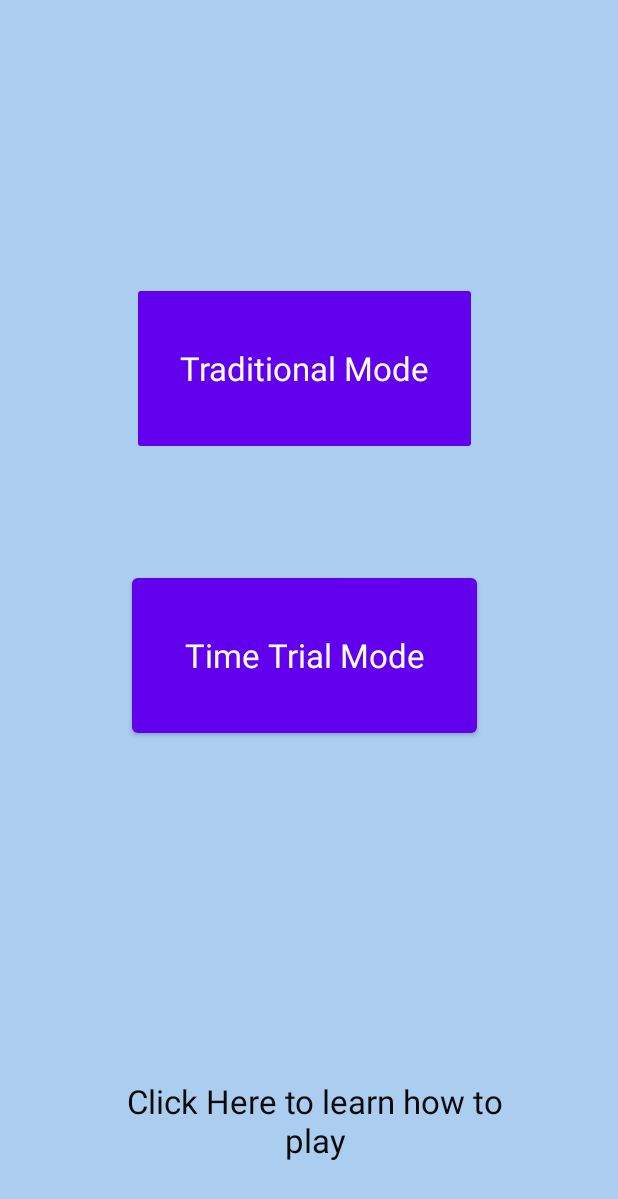
After one commit to steadows/Memory, an Android app: the SubMenu_Single screen opened through its navigation route, on a phone screen of 412 x 824 dp. The commit adds this screen. Shown: the top 1199 px of the screen. Run offline under Robolectric (Android 15) with nearby library versions, the phone set to English and light mode, and no system bars.

Commit message:
Added Screens and removed action bar

```diff
--- a/app/build.gradle
+++ b/app/build.gradle
@@ -25,6 +25,9 @@ android {
         sourceCompatibility JavaVersion.VERSION_1_8
         targetCompatibility JavaVersion.VERSION_1_8
     }
+    buildFeatures {
+        viewBinding true
+    }
 }
 
 dependencies {
@@ -35,6 +38,7 @@ dependencies {
     implementation 'androidx.legacy:legacy-support-v4:1.0.0'
     implementation 'androidx.navigation:navigation-fragment:2.4.0'
     implementation 'androidx.navigation:navigation-ui:2.4.0'
+    implementation 'androidx.navigation:navigation-runtime:2.3.5'
     testImplementation 'junit:junit:4.+'
     androidTestImplementation 'androidx.test.ext:junit:1.1.2'
     androidTestImplementation 'androidx.test.espresso:espresso-core:3.3.0'
--- a/app/src/main/java/com/memory/MainMenuFragment.java
+++ b/app/src/main/java/com/memory/MainMenuFragment.java
@@ -12,6 +12,7 @@ import androidx.navigation.fragment.FragmentKt;
 import android.view.LayoutInflater;
 import android.view.View;
 import android.view.ViewGroup;
+import android.view.Window;
 import android.widget.Button;
 
 /**
@@ -49,7 +50,7 @@ public class MainMenuFragment extends Fragment {
 
 
         playGameButton.setOnClickListener(v ->
-                findNavController(v).navigate(R.id.action_home_to_game));
+                findNavController(v).navigate(R.id.action_mainMenuFragment_to_subMenu_Single));
     }
 
 }
--- /dev/null
+++ b/app/src/main/java/com/memory/SubMenu_Single.java
@@ -0,0 +1,90 @@
+package com.memory;
+
+import static androidx.navigation.Navigation.findNavController;
+
+import android.os.Bundle;
+
+import androidx.fragment.app.Fragment;
+import androidx.navigation.NavController;
+import androidx.navigation.Navigation;
+
+import android.view.LayoutInflater;
+import android.view.View;
+import android.view.ViewGroup;
+import android.widget.Button;
+
+/**
+ * A simple {@link Fragment} subclass.
+ * Use the {@link SubMenu_Single#newInstance} factory method to
+ * create an instance of this fragment.
+ */
+public class SubMenu_Single extends Fragment {
+
+    // TODO: Rename parameter arguments, choose names that match
+    // the fragment initialization parameters, e.g. ARG_ITEM_NUMBER
+    private static final String ARG_PARAM1 = "param1";
+    private static final String ARG_PARAM2 = "param2";
+
+    // TODO: Rename and change types of parameters
+    private String mParam1;
+    private String mParam2;
+
+    Button TraditionalButton;
+    Button instructionButton;
+    NavController navController;
+
+    public SubMenu_Single() {
+        // Required empty public constructor
+    }
+
+    /**
+     * Use this factory method to create a new instance of
+     * this fragment using the provided parameters.
+     *
+     * @param param1 Parameter 1.
+     * @param param2 Parameter 2.
+     * @return A new instance of fragment SubMenu_Single.
+     */
+    // TODO: Rename and change types and number of parameters
+    public static SubMenu_Single newInstance(String param1, String param2) {
+        SubMenu_Single fragment = new SubMenu_Single();
+        Bundle args = new Bundle();
+        args.putString(ARG_PARAM1, param1);
+        args.putString(ARG_PARAM2, param2);
+        fragment.setArguments(args);
+        return fragment;
+    }
+
+    @Override
+    public void onCreate(Bundle savedInstanceState) {
+        super.onCreate(savedInstanceState);
+        if (getArguments() != null) {
+            mParam1 = getArguments().getString(ARG_PARAM1);
+            mParam2 = getArguments().getString(ARG_PARAM2);
+        }
+    }
+
+    @Override
+    public View onCreateView(LayoutInflater inflater, ViewGroup container,
+                             Bundle savedInstanceState) {
+        // Inflate the layout for this fragment
+        return inflater.inflate(R.layout.fragment_sub_menu__single, container, false);
+
+    }
+
+    @Override
+    public void onViewCreated(View view, Bundle savedInstanceState){
+        super.onViewCreated(view, savedInstanceState);
+
+        navController = Navigation.findNavController(view);
+        TraditionalButton = view.findViewById(R.id.Traditional_button);
+        Button instructionButton = view.findViewById(R.id.Instruction_button);
+
+        TraditionalButton.setOnClickListener(v ->
+                findNavController(v).navigate(R.id.action_subMenu_Single_to_gamePlayFragment));
+
+        instructionButton.setOnClickListener((v ->
+                findNavController(v).navigate(R.id.action_subMenu_Single_to_instructionFragment)));
+
+    }
+}
--- /dev/null
+++ b/app/src/main/res/layout/fragment_sub_menu__single.xml
@@ -0,0 +1,51 @@
+<?xml version="1.0" encoding="utf-8"?>
+<androidx.constraintlayout.widget.ConstraintLayout xmlns:android="http://schemas.android.com/apk/res/android"
+    xmlns:app="http://schemas.android.com/apk/res-auto"
+    xmlns:tools="http://schemas.android.com/tools"
+    android:id="@+id/frameLayout"
+    android:layout_width="match_parent"
+    android:layout_height="match_parent"
+    android:background="#abcdef"
+    tools:context=".SubMenu_Single"
+    tools:visibility="visible">
+
+    <Button
+        android:id="@+id/Traditional_button"
+        style="@style/Widget.AppCompat.Button.Colored"
+        android:layout_width="230dp"
+        android:layout_height="115dp"
+        android:layout_marginStart="88dp"
+        android:layout_marginTop="188dp"
+        android:stateListAnimator="@android:anim/bounce_interpolator"
+        android:text="@string/traditional_mode"
+        android:textAppearance="@style/TextAppearance.AppCompat.Large"
+        app:layout_constraintStart_toStartOf="parent"
+        app:layout_constraintTop_toTopOf="parent" />
+
+    <Button
+        android:id="@+id/TimeTrialMode_Button"
+        android:layout_width="230dp"
+        android:layout_height="115dp"
+        android:layout_marginStart="88dp"
+        android:layout_marginTop="76dp"
+        android:text="@string/time_trial_mode"
+        android:textAppearance="@style/TextAppearance.AppCompat.Large"
+        app:layout_constraintStart_toStartOf="parent"
+        app:layout_constraintTop_toBottomOf="@+id/Traditional_button" />
+
+    <Button
+        android:id="@+id/Instruction_button"
+        style="@style/Widget.AppCompat.Button.Borderless"
+        android:layout_width="wrap_content"
+        android:layout_height="wrap_content"
+        android:layout_marginStart="50dp"
+        android:layout_marginEnd="50dp"
+        android:layout_marginBottom="39dp"
+        android:text="@string/click_here_to_learn_how_to_play"
+        android:textAppearance="@style/TextAppearance.AppCompat.Large"
+        android:textColor="#0B0A0A"
+        app:layout_constraintBottom_toBottomOf="parent"
+        app:layout_constraintEnd_toEndOf="parent"
+        app:layout_constraintHorizontal_bias="0.0"
+        app:layout_constraintStart_toStartOf="parent" />
+</androidx.constraintlayout.widget.ConstraintLayout>
--- a/app/src/main/res/navigation/navgraph.xml
+++ b/app/src/main/res/navigation/navgraph.xml
@@ -12,8 +12,12 @@
         tools:layout="@layout/fragment_main_menu">
 
         <action
-            android:id="@+id/action_home_to_game"
-            app:destination="@id/gamePlayFragment" />
+            android:id="@+id/action_mainMenuFragment_to_subMenu_Single"
+            app:destination="@id/subMenu_Single"
+            app:enterAnim="@android:anim/fade_in"
+            app:exitAnim="@android:anim/fade_out"
+            app:popEnterAnim="@android:anim/fade_in"
+            app:popExitAnim="@anim/nav_default_pop_exit_anim" />
 
     </fragment>
 
@@ -22,5 +26,30 @@
         android:name="com.memory.GamePlayFragment"
         android:label="fragment_game_play"
         tools:layout="@layout/fragment_game_play" />
+    <fragment
+        android:id="@+id/subMenu_Single"
+        android:name="com.memory.SubMenu_Single"
+        android:label="fragment_sub_menu__single"
+        tools:layout="@layout/fragment_sub_menu__single" >
+        <action
+            android:id="@+id/action_subMenu_Single_to_gamePlayFragment"
+            app:destination="@id/gamePlayFragment"
+            app:enterAnim="@android:anim/fade_in"
+            app:exitAnim="@android:anim/fade_out"
+            app:popEnterAnim="@anim/nav_default_pop_enter_anim"
+            app:popExitAnim="@anim/nav_default_pop_exit_anim" />
+        <action
+            android:id="@+id/action_subMenu_Single_to_instructionFragment"
+            app:destination="@id/instructionFragment"
+            app:enterAnim="@android:anim/fade_in"
+            app:exitAnim="@android:anim/fade_out"
+            app:popEnterAnim="@anim/nav_default_pop_enter_anim"
+            app:popExitAnim="@anim/nav_default_pop_exit_anim" />
+    </fragment>
+    <fragment
+        android:id="@+id/instructionFragment"
+        android:name="com.memory.InstructionFragment"
+        android:label="fragment_instruction"
+        tools:layout="@layout/fragment_instruction" />
 
 </navigation>
--- a/app/src/main/res/values-night/themes.xml
+++ b/app/src/main/res/values-night/themes.xml
@@ -1,6 +1,6 @@
 <resources xmlns:tools="http://schemas.android.com/tools">
     <!-- Base application theme. -->
-    <style name="Theme.Memory" parent="Theme.MaterialComponents.DayNight.DarkActionBar">
+    <style name="Theme.Memory" parent="Theme.MaterialComponents.DayNight.NoActionBar">
         <!-- Primary brand color. -->
         <item name="colorPrimary">@color/purple_200</item>
         <item name="colorPrimaryVariant">@color/purple_700</item>
@@ -13,4 +13,9 @@
         <item name="android:statusBarColor" tools:targetApi="l">?attr/colorPrimaryVariant</item>
         <!-- Customize your theme here. -->
     </style>
+
+    <style name="ThemeOverlay.Memory.FullscreenContainer" parent="">
+        <item name="fullscreenBackgroundColor">@color/light_blue_900</item>
+        <item name="fullscreenTextColor">@color/light_blue_A400</item>
+    </style>
 </resources>
--- /dev/null
+++ b/app/src/main/res/values/attrs.xml
@@ -0,0 +1,6 @@
+<resources>
+    <declare-styleable name="FullscreenAttrs">
+        <attr name="fullscreenBackgroundColor" format="color" />
+        <attr name="fullscreenTextColor" format="color" />
+    </declare-styleable>
+</resources>
--- a/app/src/main/res/values/colors.xml
+++ b/app/src/main/res/values/colors.xml
@@ -7,4 +7,9 @@
     <color name="teal_700">#FF018786</color>
     <color name="black">#FF000000</color>
     <color name="white">#FFFFFFFF</color>
+    <color name="light_blue_600">#FF039BE5</color>
+    <color name="light_blue_900">#FF01579B</color>
+    <color name="light_blue_A200">#FF40C4FF</color>
+    <color name="light_blue_A400">#FF00B0FF</color>
+    <color name="black_overlay">#66000000</color>
 </resources>
--- a/app/src/main/res/values/strings.xml
+++ b/app/src/main/res/values/strings.xml
@@ -8,4 +8,15 @@
     <string name="edition">Edition</string>
     <string name="game_edition">game_edition</string>
     <string name="play_game">Play Game</string>
+    <string name="dummy_button">Dummy Button</string>
+    <string name="dummy_content">DUMMY\nCONTENT</string>
+    <!-- TODO: Remove or change this placeholder text -->
+    <string name="hello_blank_fragment">Hello blank fragment</string>
+    <string name="tradition_mode">Tradition Mode</string>
+    <string name="time_trail_mode">Time Trail Mode</string>
+    <string name="click_here_to_learn_how_to_play">Click Here to learn how to play</string>
+    <string name="how_to_play">How To Play</string>
+    <string name="instructions_put_here">Instructions put here</string>
+    <string name="traditional_mode">Traditional Mode</string>
+    <string name="time_trial_mode">Time Trial Mode</string>
 </resources>
--- a/app/src/main/res/values/themes.xml
+++ b/app/src/main/res/values/themes.xml
@@ -1,6 +1,6 @@
 <resources xmlns:tools="http://schemas.android.com/tools">
     <!-- Base application theme. -->
-    <style name="Theme.Memory" parent="Theme.MaterialComponents.DayNight.DarkActionBar">
+    <style name="Theme.Memory" parent="Theme.MaterialComponents.Light.NoActionBar">
         <!-- Primary brand color. -->
         <item name="colorPrimary">@color/purple_500</item>
         <item name="colorPrimaryVariant">@color/purple_700</item>
@@ -13,4 +13,9 @@
         <item name="android:statusBarColor" tools:targetApi="l">?attr/colorPrimaryVariant</item>
         <!-- Customize your theme here. -->
     </style>
+
+    <style name="ThemeOverlay.Memory.FullscreenContainer" parent="">
+        <item name="fullscreenBackgroundColor">@color/light_blue_600</item>
+        <item name="fullscreenTextColor">@color/light_blue_A200</item>
+    </style>
 </resources>
```
Also changed, not shown: app/src/main/java/com/memory/InstructionFragment.java (added, +64 -0 lines), app/src/main/res/layout/fragment_instruction.xml (added, +41 -0 lines), app/src/main/res/layout/fragment_main_menu.xml (+9 -5 lines), app/src/main/res/values/styles.xml (added, +7 -0 lines).
